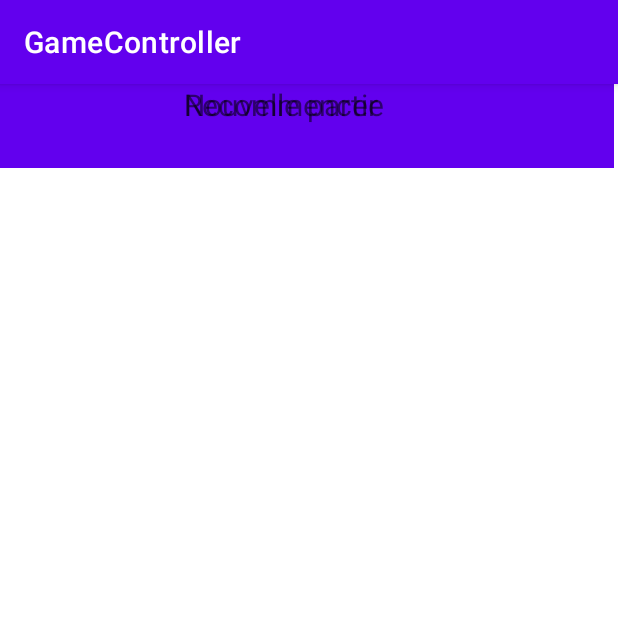
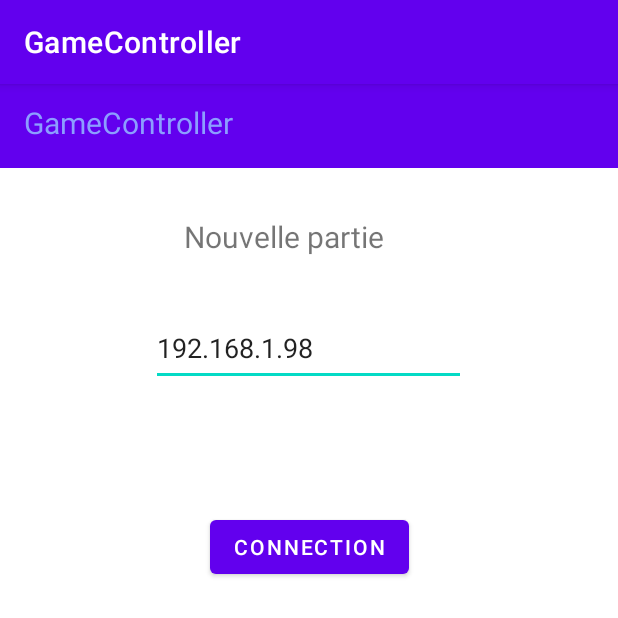
Before and after one commit to agmbk/GameController, an Android app: the screen it shows after launch (MainActivity), on a phone screen of 412 x 824 dp, the top half of it. Run offline under Robolectric (Android 15) with nearby library versions, the phone set to English and light mode, and no system bars.

Commit message:
Connection complete

```diff
--- a/app/src/main/java/com/example/gamecontroller/MainActivity.java
+++ b/app/src/main/java/com/example/gamecontroller/MainActivity.java
@@ -2,13 +2,63 @@ package com.example.gamecontroller;
 
 import androidx.appcompat.app.AppCompatActivity;
 
+import android.annotation.SuppressLint;
+import android.content.Intent;
 import android.os.Bundle;
+import android.view.View;
+import android.widget.Button;
+import android.widget.EditText;
 
 public class MainActivity extends AppCompatActivity {
 
+    private EditText ipText;
+    private final String IP_KEY = "USERNAME_KEY";
+
+    @SuppressLint("MissingInflatedId")
     @Override
     protected void onCreate(Bundle savedInstanceState) {
         super.onCreate(savedInstanceState);
         setContentView(R.layout.activity_main);
+        Button startGameButton = findViewById(R.id.startGame);
+        startGameButton.setOnClickListener(this::startGame);
+
+        ipText = findViewById(R.id.username);
+    }
+
+    @Override
+    public void onRestoreInstanceState(Bundle savedInstanceState) {
+        ipText.setText(savedInstanceState.getString(IP_KEY));
+    }
+
+    @Override
+    public void onSaveInstanceState(Bundle outState) {
+        outState.putString(IP_KEY, ipText.getText().toString());
+
+        super.onSaveInstanceState(outState);
+    }
+
+    private void startGame(View view) {
+
+        String ip = ipText.getText().toString();
+
+        System.out.println(ip);
+
+        GameMessageManager.setServerAddress(ip);
+        GameMessageManager.connect();
+        System.out.println(GameMessageManager.isConnected());
+        return;
+
+        /*if (ip.length() == 0) {
+            findViewById(R.id.ipError).setVisibility(View.VISIBLE);
+        } else {
+            Intent intent = new Intent(this, JoystickView.class);
+            findViewById(R.id.ipError).setVisibility(View.INVISIBLE);
+            startActivity(intent);
+        }
+         */
+    }
+
+    public void exit(View view) {
+        finish();
     }
 }
--- a/app/src/main/res/layout/activity_main.xml
+++ b/app/src/main/res/layout/activity_main.xml
@@ -7,52 +7,77 @@
     tools:context=".MainActivity">
 
     <EditText
-        android:id="@+id/editTextTextPersonName"
+        android:id="@+id/username"
         android:layout_width="210dp"
-        android:layout_height="45dp"
+        android:layout_height="50dp"
+        android:layout_marginTop="32dp"
+        android:autofillHints=""
         android:ems="10"
-        android:hint="@string/username"
+        android:hint="@string/server_ip"
         android:inputType="textPersonName"
+        android:minHeight="48dp"
+        android:text="192.168.1.98"
+        android:textColorHint="#757575"
         app:layout_constraintEnd_toEndOf="parent"
         app:layout_constraintHorizontal_bias="0.497"
         app:layout_constraintStart_toStartOf="parent"
-        tools:layout_editor_absoluteY="154dp" />
-
-    <Spinner
-        android:id="@+id/spinner"
-        android:layout_width="409dp"
-        android:layout_height="wrap_content"
-        tools:layout_editor_absoluteX="1dp"
-        tools:layout_editor_absoluteY="268dp" />
+        app:layout_constraintTop_toBottomOf="@+id/newGame" />
 
     <androidx.appcompat.widget.Toolbar
         android:id="@+id/toolbar"
-        android:layout_width="409dp"
+        android:layout_width="0dp"
         android:layout_height="wrap_content"
         android:background="?attr/colorPrimary"
         android:minHeight="?attr/actionBarSize"
         android:theme="?attr/actionBarTheme"
-        tools:layout_editor_absoluteX="1dp"
-        tools:layout_editor_absoluteY="0dp" />
+        app:layout_constraintEnd_toEndOf="parent"
+        app:layout_constraintStart_toStartOf="parent"
+        app:layout_constraintTop_toTopOf="parent" />
 
     <TextView
         android:id="@+id/newGame"
         android:layout_width="167dp"
         android:layout_height="31dp"
+        android:layout_marginTop="32dp"
         android:text="@string/nouvelle_partie"
         android:textSize="20sp"
         app:layout_constraintEnd_toEndOf="parent"
         app:layout_constraintStart_toStartOf="parent"
-        tools:layout_editor_absoluteY="107dp" />
+        app:layout_constraintTop_toBottomOf="@+id/toolbar" />
 
     <TextView
-        android:id="@+id/restartGame"
+        android:id="@+id/AppNameText"
         android:layout_width="167dp"
         android:layout_height="31dp"
-        android:text="@string/recommencer"
+        android:layout_marginStart="16dp"
+        android:layout_marginLeft="16dp"
+        android:layout_marginTop="12dp"
+        android:text="@string/gamecontroller"
+        android:textColor="#8C9EFF"
         android:textSize="20sp"
+        app:layout_constraintStart_toStartOf="parent"
+        app:layout_constraintTop_toTopOf="@+id/toolbar" />
+
+    <Button
+        android:id="@+id/startGame"
+        android:layout_width="wrap_content"
+        android:layout_height="wrap_content"
+        android:layout_marginTop="64dp"
+        android:text="@string/connectBtn"
         app:layout_constraintEnd_toEndOf="parent"
         app:layout_constraintStart_toStartOf="parent"
-        tools:layout_editor_absoluteY="218dp" />
+        app:layout_constraintTop_toBottomOf="@+id/ipError" />
+
+    <TextView
+        android:id="@+id/ipError"
+        android:layout_width="0dp"
+        android:layout_height="wrap_content"
+        android:layout_marginStart="10sp"
+        android:layout_marginLeft="10sp"
+        android:text="@string/ipErrorText"
+        android:visibility="invisible"
+        app:layout_constraintEnd_toEndOf="@+id/username"
+        app:layout_constraintStart_toStartOf="@+id/username"
+        app:layout_constraintTop_toBottomOf="@+id/username" />
 
 </androidx.constraintlayout.widget.ConstraintLayout>
--- a/app/src/main/res/values/strings.xml
+++ b/app/src/main/res/values/strings.xml
@@ -1,6 +1,9 @@
 <resources>
     <string name="app_name">GameController</string>
-    <string name="username">Username</string>
+    <string name="server_ip">Ip du server</string>
     <string name="nouvelle_partie">Nouvelle partie</string>
     <string name="recommencer">Recommencer</string>
+    <string name="gamecontroller">GameController</string>
+    <string name="connectBtn">CONNECTION</string>
+    <string name="ipErrorText">IP invalide</string>
 </resources>
```
Also changed, not shown: app/build.gradle (+5 -5 lines), app/src/main/java/com/example/gamecontroller/GameMessageManager.java (added, +124 -0 lines), app/src/main/java/com/example/gamecontroller/JoystickView.java (added, +162 -0 lines).
